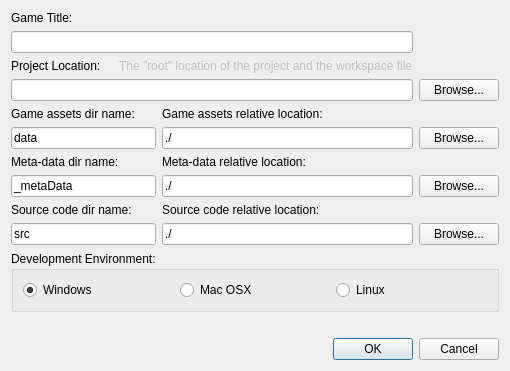
GameOverture/HarmonyEngine, file DesignerTool/src/DlgNewProject.ui: the form before one commit.
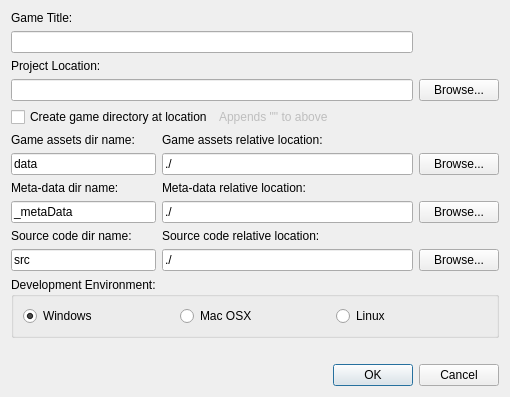
The form after the commit.

Commit message: New project file and dir structure almost ready. Paths and relative paths are FUBAR atm

```diff
--- a/DesignerTool/src/DlgNewProject.ui
+++ b/DesignerTool/src/DlgNewProject.ui
@@ -7,7 +7,7 @@
     <x>0</x>
     <y>0</y>
     <width>510</width>
-    <height>365</height>
+    <height>388</height>
    </rect>
   </property>
   <property name="windowTitle">
@@ -22,42 +22,12 @@
   <layout class="QHBoxLayout" name="horizontalLayout_2">
    <item>
     <layout class="QGridLayout" name="gridLayout">
-     <item row="5" column="0">
-      <layout class="QHBoxLayout" name="horizontalLayout_4">
-       <item>
-        <widget class="QLineEdit" name="txtAssetsDirName">
-         <property name="sizePolicy">
-          <sizepolicy hsizetype="Fixed" vsizetype="Fixed">
-           <horstretch>0</horstretch>
-           <verstretch>0</verstretch>
-          </sizepolicy>
-         </property>
-         <property name="minimumSize">
-          <size>
-           <width>145</width>
-           <height>0</height>
-          </size>
-         </property>
-         <property name="text">
-          <string>data</string>
-         </property>
-        </widget>
-       </item>
-       <item>
-        <widget class="QLineEdit" name="txtAssetsLocation">
-         <property name="text">
-          <string>./</string>
-         </property>
-        </widget>
-       </item>
-      </layout>
-     </item>
-     <item row="2" column="0">
+     <item row="4" column="0">
       <layout class="QHBoxLayout" name="horizontalLayout_3">
        <item>
-        <widget class="QLabel" name="lblWorkspaceLocation">
+        <widget class="QCheckBox" name="chkCreateGameDir">
          <property name="text">
-          <string>Project Location:</string>
+          <string>Create game directory at location</string>
          </property>
         </widget>
        </item>
@@ -67,36 +37,12 @@
           <bool>false</bool>
          </property>
          <property name="text">
-          <string>The &quot;root&quot; location of the project and the workspace file</string>
+          <string>Appends &quot;&lt;/GAMETITLE&gt;&quot; to above</string>
          </property>
         </widget>
        </item>
       </layout>
      </item>
-     <item row="1" column="0">
-      <widget class="QLineEdit" name="txtGameTitle"/>
-     </item>
-     <item row="7" column="1">
-      <widget class="QPushButton" name="btnBrowseMetaData">
-       <property name="text">
-        <string>Browse...</string>
-       </property>
-      </widget>
-     </item>
-     <item row="5" column="1">
-      <widget class="QPushButton" name="btnBrowseAssets">
-       <property name="text">
-        <string>Browse...</string>
-       </property>
-      </widget>
-     </item>
-     <item row="3" column="1">
-      <widget class="QPushButton" name="btnBrowse">
-       <property name="text">
-        <string>Browse...</string>
-       </property>
-      </widget>
-     </item>
      <item row="3" column="0">
       <widget class="QLineEdit" name="txtGameLocation">
        <property name="text">
@@ -104,7 +50,7 @@
        </property>
       </widget>
      </item>
-     <item row="12" column="0" colspan="2">
+     <item row="14" column="0" colspan="2">
       <widget class="QDialogButtonBox" name="buttonBox">
        <property name="orientation">
         <enum>Qt::Horizontal</enum>
@@ -114,7 +60,67 @@
        </property>
       </widget>
      </item>
-     <item row="10" column="0" colspan="2">
+     <item row="9" column="0">
+      <layout class="QHBoxLayout" name="horizontalLayout_6">
+       <item>
+        <widget class="QLineEdit" name="txtMetaDataDirName">
+         <property name="sizePolicy">
+          <sizepolicy hsizetype="Fixed" vsizetype="Fixed">
+           <horstretch>0</horstretch>
+           <verstretch>0</verstretch>
+          </sizepolicy>
+         </property>
+         <property name="minimumSize">
+          <size>
+           <width>145</width>
+           <height>0</height>
+          </size>
+         </property>
+         <property name="text">
+          <string>_metaData</string>
+         </property>
+        </widget>
+       </item>
+       <item>
+        <widget class="QLineEdit" name="txtMetaDataLocation">
+         <property name="text">
+          <string>./</string>
+         </property>
+        </widget>
+       </item>
+      </layout>
+     </item>
+     <item row="6" column="0">
+      <layout class="QHBoxLayout" name="horizontalLayout_5">
+       <item>
+        <widget class="QLabel" name="label">
+         <property name="sizePolicy">
+          <sizepolicy hsizetype="Fixed" vsizetype="Preferred">
+           <horstretch>0</horstretch>
+           <verstretch>0</verstretch>
+          </sizepolicy>
+         </property>
+         <property name="minimumSize">
+          <size>
+           <width>145</width>
+           <height>0</height>
+          </size>
+         </property>
+         <property name="text">
+          <string>Game assets dir name:</string>
+         </property>
+        </widget>
+       </item>
+       <item>
+        <widget class="QLabel" name="label_5">
+         <property name="text">
+          <string>Game assets relative location:</string>
+         </property>
+        </widget>
+       </item>
+      </layout>
+     </item>
+     <item row="12" column="0" colspan="2">
       <widget class="QGroupBox" name="groupBox">
        <property name="title">
         <string>Development Environment:</string>
@@ -151,7 +157,7 @@
        </layout>
       </widget>
      </item>
-     <item row="11" column="0" colspan="2">
+     <item row="13" column="0" colspan="2">
       <widget class="QLabel" name="lblError">
        <property name="text">
         <string/>
@@ -164,13 +170,6 @@
        </property>
       </widget>
      </item>
-     <item row="9" column="1">
-      <widget class="QPushButton" name="btnBrowseSource">
-       <property name="text">
-        <string>Browse...</string>
-       </property>
-      </widget>
-     </item>
      <item row="0" column="0">
       <widget class="QLabel" name="lblGameTitle">
        <property name="text">
@@ -178,40 +177,17 @@
        </property>
       </widget>
      </item>
-     <item row="4" column="0">
-      <layout class="QHBoxLayout" name="horizontalLayout_5">
-       <item>
-        <widget class="QLabel" name="label">
-         <property name="sizePolicy">
-          <sizepolicy hsizetype="Fixed" vsizetype="Preferred">
-           <horstretch>0</horstretch>
-           <verstretch>0</verstretch>
-          </sizepolicy>
-         </property>
-         <property name="minimumSize">
-          <size>
-           <width>145</width>
-           <height>0</height>
-          </size>
-         </property>
-         <property name="text">
-          <string>Game assets dir name:</string>
-         </property>
-        </widget>
-       </item>
-       <item>
-        <widget class="QLabel" name="label_5">
-         <property name="text">
-          <string>Game assets relative location:</string>
-         </property>
-        </widget>
-       </item>
-      </layout>
+     <item row="11" column="1">
+      <widget class="QPushButton" name="btnBrowseSource">
+       <property name="text">
+        <string>Browse...</string>
+       </property>
+      </widget>
      </item>
-     <item row="7" column="0">
-      <layout class="QHBoxLayout" name="horizontalLayout_6">
+     <item row="11" column="0">
+      <layout class="QHBoxLayout" name="horizontalLayout_9">
        <item>
-        <widget class="QLineEdit" name="txtMetaDataDirName">
+        <widget class="QLineEdit" name="txtSourceDirName">
          <property name="sizePolicy">
           <sizepolicy hsizetype="Fixed" vsizetype="Fixed">
            <horstretch>0</horstretch>
@@ -225,12 +201,12 @@
           </size>
          </property>
          <property name="text">
-          <string>_metaData</string>
+          <string>src</string>
          </property>
         </widget>
        </item>
        <item>
-        <widget class="QLineEdit" name="txtMetaDataLocation">
+        <widget class="QLineEdit" name="txtSourceLocation">
          <property name="text">
           <string>./</string>
          </property>
@@ -238,37 +214,7 @@
        </item>
       </layout>
      </item>
-     <item row="6" column="0">
-      <layout class="QHBoxLayout" name="horizontalLayout_7">
-       <item>
-        <widget class="QLabel" name="label_2">
-         <property name="sizePolicy">
-          <sizepolicy hsizetype="Fixed" vsizetype="Preferred">
-           <horstretch>0</horstretch>
-           <verstretch>0</verstretch>
-          </sizepolicy>
-         </property>
-         <property name="minimumSize">
-          <size>
-           <width>145</width>
-           <height>0</height>
-          </size>
-         </property>
-         <property name="text">
-          <string>Meta-data dir name:</string>
-         </property>
-        </widget>
-       </item>
-       <item>
-        <widget class="QLabel" name="label_6">
-         <property name="text">
-          <string>Meta-data relative location:</string>
-         </property>
-        </widget>
-       </item>
-      </layout>
-     </item>
-     <item row="8" column="0">
+     <item row="10" column="0">
       <layout class="QHBoxLayout" name="horizontalLayout_8">
        <item>
         <widget class="QLabel" name="label_3">
@@ -298,10 +244,40 @@
        </item>
       </layout>
      </item>
-     <item row="9" column="0">
-      <layout class="QHBoxLayout" name="horizontalLayout_9">
+     <item row="8" column="0">
+      <layout class="QHBoxLayout" name="horizontalLayout_7">
        <item>
-        <widget class="QLineEdit" name="txtSourceDirName">
+        <widget class="QLabel" name="label_2">
+         <property name="sizePolicy">
+          <sizepolicy hsizetype="Fixed" vsizetype="Preferred">
+           <horstretch>0</horstretch>
+           <verstretch>0</verstretch>
+          </sizepolicy>
+         </property>
+         <property name="minimumSize">
+          <size>
+           <width>145</width>
+           <height>0</height>
+          </size>
+         </property>
+         <property name="text">
+          <string>Meta-data dir name:</string>
+         </property>
+        </widget>
+       </item>
+       <item>
+        <widget class="QLabel" name="label_6">
+         <property name="text">
+          <string>Meta-data relative location:</string>
+         </property>
+        </widget>
+       </item>
+      </layout>
+     </item>
+     <item row="7" column="0">
+      <layout class="QHBoxLayout" name="horizontalLayout_4">
+       <item>
+        <widget class="QLineEdit" name="txtAssetsDirName">
          <property name="sizePolicy">
           <sizepolicy hsizetype="Fixed" vsizetype="Fixed">
            <horstretch>0</horstretch>
@@ -315,12 +291,12 @@
           </size>
          </property>
          <property name="text">
-          <string>src</string>
+          <string>data</string>
          </property>
         </widget>
        </item>
        <item>
-        <widget class="QLineEdit" name="txtSourceLocation">
+        <widget class="QLineEdit" name="txtAssetsLocation">
          <property name="text">
           <string>./</string>
          </property>
@@ -328,6 +304,37 @@
        </item>
       </layout>
      </item>
+     <item row="1" column="0">
+      <widget class="QLineEdit" name="txtGameTitle"/>
+     </item>
+     <item row="9" column="1">
+      <widget class="QPushButton" name="btnBrowseMetaData">
+       <property name="text">
+        <string>Browse...</string>
+       </property>
+      </widget>
+     </item>
+     <item row="7" column="1">
+      <widget class="QPushButton" name="btnBrowseAssets">
+       <property name="text">
+        <string>Browse...</string>
+       </property>
+      </widget>
+     </item>
+     <item row="3" column="1">
+      <widget class="QPushButton" name="btnBrowse">
+       <property name="text">
+        <string>Browse...</string>
+       </property>
+      </widget>
+     </item>
+     <item row="2" column="0">
+      <widget class="QLabel" name="lblWorkspaceLocation">
+       <property name="text">
+        <string>Project Location:</string>
+       </property>
+      </widget>
+     </item>
     </layout>
    </item>
   </layout>
```
Left out of the diff: 2 changed lines with no effect on the pictures. The commit also changes 9 other files.
